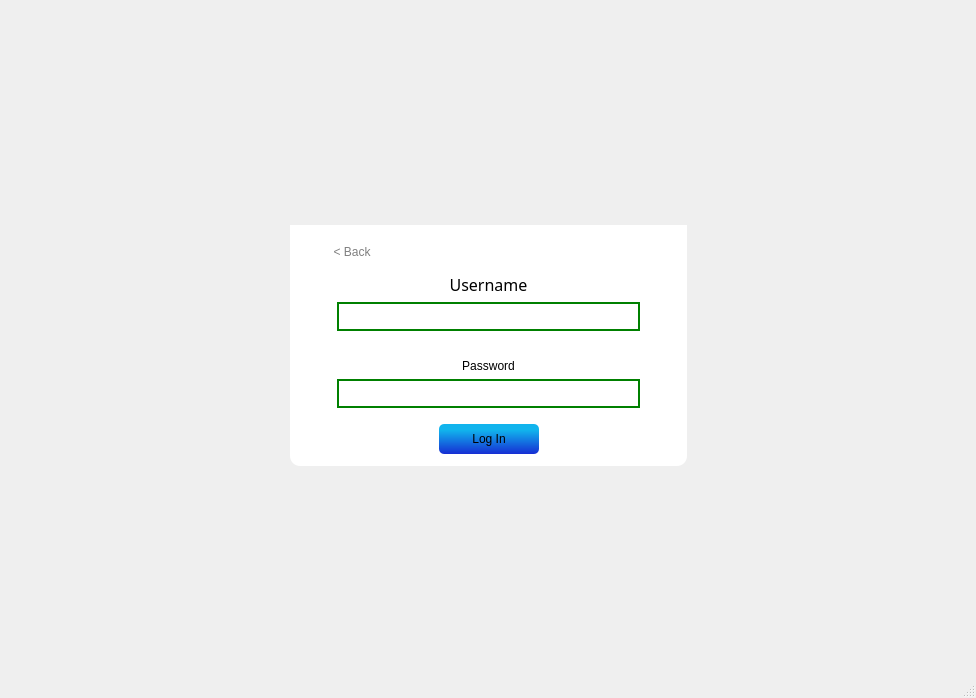
First picture: the form in login/mainwindow.ui, repository ameerlouly/TicTacToe_Embedded2027, before the edit.
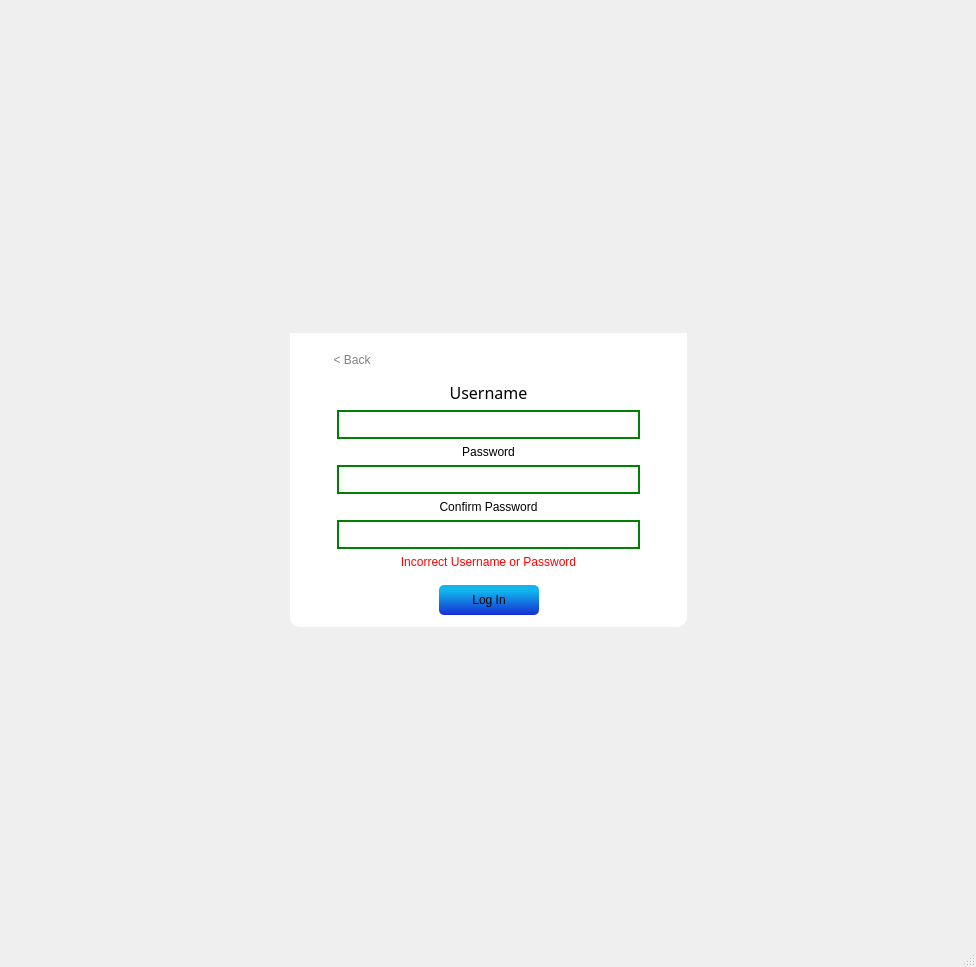
Second picture: the form after the edit. The open tabs and pages were chosen to show the change. Icons and pictures are not drawn.

Commit message: Added confirm password and fixed some other stuff

What changed in the file:
```diff
--- a/login/mainwindow.ui
+++ b/login/mainwindow.ui
@@ -7,7 +7,7 @@
     <x>0</x>
     <y>0</y>
     <width>976</width>
-    <height>698</height>
+    <height>967</height>
    </rect>
   </property>
   <property name="font">
@@ -542,22 +542,6 @@
                   </item>
                  </layout>
                 </item>
-                <item>
-                 <spacer name="verticalSpacer_5">
-                  <property name="orientation">
-                   <enum>Qt::Orientation::Vertical</enum>
-                  </property>
-                  <property name="sizeType">
-                   <enum>QSizePolicy::Policy::Minimum</enum>
-                  </property>
-                  <property name="sizeHint" stdset="0">
-                   <size>
-                    <width>10</width>
-                    <height>22</height>
-                   </size>
-                  </property>
-                 </spacer>
-                </item>
                 <item>
                  <layout class="QGridLayout" name="gridLayout_11">
                   <item row="1" column="0">
@@ -621,6 +605,87 @@
                   </item>
                  </layout>
                 </item>
+                <item>
+                 <layout class="QGridLayout" name="gridLayout_12">
+                  <item row="2" column="0">
+                   <layout class="QGridLayout" name="gridLayout_13">
+                    <item row="0" column="0">
+                     <spacer name="horizontalSpacer_16">
+                      <property name="orientation">
+                       <enum>Qt::Orientation::Horizontal</enum>
+                      </property>
+                      <property name="sizeType">
+                       <enum>QSizePolicy::Policy::Minimum</enum>
+                      </property>
+                      <property name="sizeHint" stdset="0">
+                       <size>
+                        <width>35</width>
+                        <height>20</height>
+                       </size>
+                      </property>
+                     </spacer>
+                    </item>
+                    <item row="0" column="1">
+                     <widget class="QLineEdit" name="ConfirmPassword">
+                      <property name="echoMode">
+                       <enum>QLineEdit::EchoMode::Password</enum>
+                      </property>
+                     </widget>
+                    </item>
+                    <item row="0" column="2">
+                     <spacer name="horizontalSpacer_17">
+                      <property name="orientation">
+                       <enum>Qt::Orientation::Horizontal</enum>
+                      </property>
+                      <property name="sizeType">
+                       <enum>QSizePolicy::Policy::Minimum</enum>
+                      </property>
+                      <property name="sizeHint" stdset="0">
+                       <size>
+                        <width>35</width>
+                        <height>20</height>
+                       </size>
+                      </property>
+                     </spacer>
+                    </item>
+                   </layout>
+                  </item>
+                  <item row="1" column="0">
+                   <widget class="QLabel" name="ConfirmPassword_Label">
+                    <property name="styleSheet">
+                     <string notr="true">QLabel
+{
+	colour: black;
+}</string>
+                    </property>
+                    <property name="text">
+                     <string>Confirm Password</string>
+                    </property>
+                    <property name="alignment">
+                     <set>Qt::AlignmentFlag::AlignCenter</set>
+                    </property>
+                   </widget>
+                  </item>
+                 </layout>
+                </item>
+                <item>
+                 <widget class="QLabel" name="Warning_Label">
+                  <property name="styleSheet">
+                   <string notr="true">QLabel
+{
+	
+	font: 9pt &quot;Montserrat&quot;;
+	color: red;
+}</string>
+                  </property>
+                  <property name="text">
+                   <string>Incorrect Username or Password</string>
+                  </property>
+                  <property name="alignment">
+                   <set>Qt::AlignmentFlag::AlignCenter</set>
+                  </property>
+                 </widget>
+                </item>
                 <item>
                  <spacer name="verticalSpacer_10">
                   <property name="orientation">
```
Left out of the diff: 4 changed lines with no effect on the pictures. The commit also changes 10 other files.
